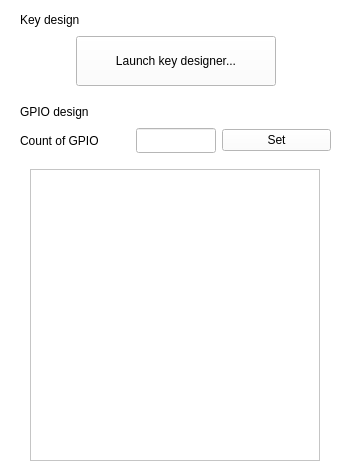
First picture: the form in T3kSoftlogic/TabKeyDesignWidget.ui, repository habilience/habilience-t3ksensor-tools, before the edit.
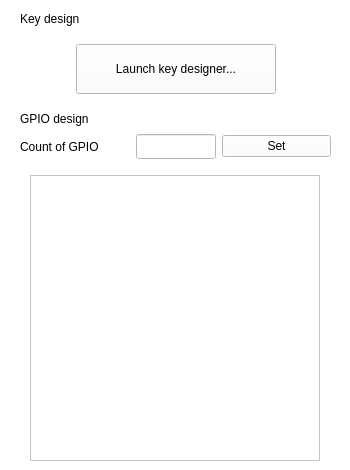
Second picture: the form after the edit. Custom widgets are drawn as their Qt base class.

What changed in the file:
```diff
--- a/T3kSoftlogic/TabKeyDesignWidget.ui
+++ b/T3kSoftlogic/TabKeyDesignWidget.ui
@@ -443,7 +443,7 @@
       <property name="minimumSize">
        <size>
         <width>0</width>
-        <height>20</height>
+        <height>18</height>
        </size>
       </property>
       <property name="text">
@@ -451,6 +451,22 @@
       </property>
      </widget>
     </item>
+    <item>
+     <spacer name="verticalSpacer">
+      <property name="orientation">
+       <enum>Qt::Vertical</enum>
+      </property>
+      <property name="sizeType">
+       <enum>QSizePolicy::Minimum</enum>
+      </property>
+      <property name="sizeHint" stdset="0">
+       <size>
+        <width>20</width>
+        <height>10</height>
+       </size>
+      </property>
+     </spacer>
+    </item>
     <item>
      <layout class="QHBoxLayout" name="InfoLayout">
       <item>
@@ -518,7 +534,7 @@
       <property name="minimumSize">
        <size>
         <width>0</width>
-        <height>20</height>
+        <height>18</height>
        </size>
       </property>
       <property name="text">
```
